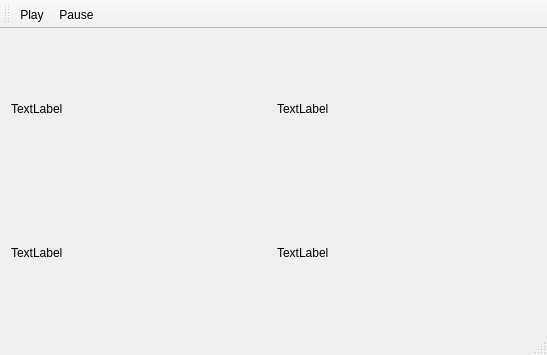
Before: the Qt Designer form LicensePlateExtractor/mainwindow.ui in dworak/licence-plate-extractor, drawn with Qt 5.
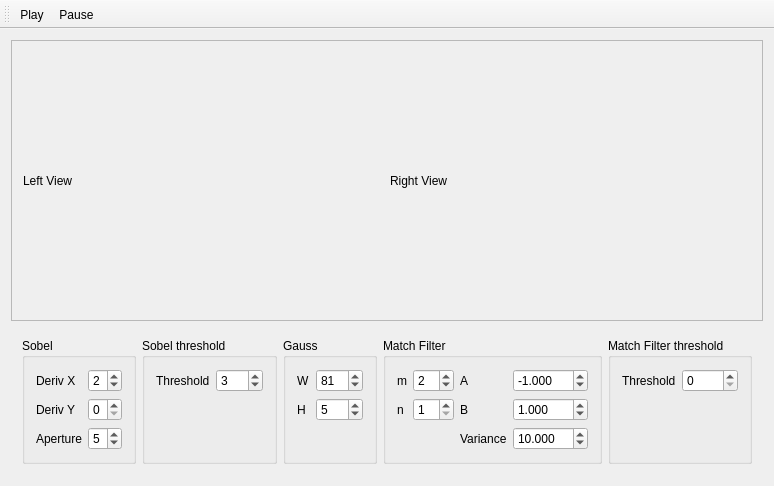
After: the same form once the commit is applied.

Commit message: "zatkano" wycieki pamięci, dodano match filter, dodano modyfikację parametrów w gui

What changed in the file:
```diff
--- a/LicensePlateExtractor/mainwindow.ui
+++ b/LicensePlateExtractor/mainwindow.ui
@@ -6,53 +6,338 @@
    <rect>
     <x>0</x>
     <y>0</y>
-    <width>547</width>
-    <height>355</height>
+    <width>591</width>
+    <height>486</height>
    </rect>
   </property>
   <property name="windowTitle">
    <string>MainWindow</string>
   </property>
   <widget class="QWidget" name="centralWidget">
-   <layout class="QHBoxLayout" name="horizontalLayout">
+   <layout class="QVBoxLayout" name="verticalLayout_2">
     <item>
-     <layout class="QHBoxLayout" name="horizontalLayout_2">
-      <item>
-       <layout class="QGridLayout" name="gridLayout">
-        <property name="spacing">
-         <number>6</number>
-        </property>
-        <item row="0" column="0">
-         <widget class="QLabel" name="label">
-          <property name="text">
-           <string>TextLabel</string>
+     <widget class="QScrollArea" name="scrollArea">
+      <property name="widgetResizable">
+       <bool>true</bool>
+      </property>
+      <widget class="QWidget" name="scrollAreaWidgetContents">
+       <property name="geometry">
+        <rect>
+         <x>0</x>
+         <y>0</y>
+         <width>571</width>
+         <height>207</height>
+        </rect>
+       </property>
+       <layout class="QHBoxLayout" name="horizontalLayout_3">
+        <item>
+         <widget class="QLabel" name="leftView">
+          <property name="contextMenuPolicy">
+           <enum>Qt::CustomContextMenu</enum>
           </property>
-         </widget>
-        </item>
-        <item row="1" column="0">
-         <widget class="QLabel" name="label_3">
           <property name="text">
-           <string>TextLabel</string>
+           <string>Left View</string>
           </property>
          </widget>
         </item>
-        <item row="1" column="1">
-         <widget class="QLabel" name="label_4">
-          <property name="text">
-           <string>TextLabel</string>
+        <item>
+         <widget class="QLabel" name="rightView">
+          <property name="contextMenuPolicy">
+           <enum>Qt::CustomContextMenu</enum>
           </property>
-         </widget>
-        </item>
-        <item row="0" column="1">
-         <widget class="QLabel" name="label_2">
           <property name="text">
-           <string>TextLabel</string>
+           <string>Right View</string>
           </property>
          </widget>
         </item>
        </layout>
-      </item>
-     </layout>
+      </widget>
+     </widget>
+    </item>
+    <item>
+     <widget class="QWidget" name="widget" native="true">
+      <layout class="QHBoxLayout" name="horizontalLayout">
+       <item>
+        <widget class="QGroupBox" name="groupBox">
+         <property name="title">
+          <string>Sobel</string>
+         </property>
+         <layout class="QFormLayout" name="formLayout_2">
+          <property name="fieldGrowthPolicy">
+           <enum>QFormLayout::AllNonFixedFieldsGrow</enum>
+          </property>
+          <item row="0" column="0">
+           <widget class="QLabel" name="label_7">
+            <property name="text">
+             <string>Deriv X</string>
+            </property>
+           </widget>
+          </item>
+          <item row="0" column="1">
+           <widget class="QSpinBox" name="sobelXorder">
+            <property name="maximum">
+             <number>4</number>
+            </property>
+            <property name="value">
+             <number>2</number>
+            </property>
+           </widget>
+          </item>
+          <item row="1" column="0">
+           <widget class="QLabel" name="label_8">
+            <property name="text">
+             <string>Deriv Y</string>
+            </property>
+           </widget>
+          </item>
+          <item row="1" column="1">
+           <widget class="QSpinBox" name="sobelYorder">
+            <property name="maximum">
+             <number>4</number>
+            </property>
+            <property name="value">
+             <number>0</number>
+            </property>
+           </widget>
+          </item>
+          <item row="2" column="0">
+           <widget class="QLabel" name="label_9">
+            <property name="text">
+             <string>Aperture</string>
+            </property>
+           </widget>
+          </item>
+          <item row="2" column="1">
+           <widget class="QSpinBox" name="sobelAperture">
+            <property name="minimum">
+             <number>1</number>
+            </property>
+            <property name="maximum">
+             <number>7</number>
+            </property>
+            <property name="singleStep">
+             <number>2</number>
+            </property>
+            <property name="value">
+             <number>5</number>
+            </property>
+           </widget>
+          </item>
+         </layout>
+        </widget>
+       </item>
+       <item>
+        <widget class="QGroupBox" name="groupBox_4">
+         <property name="title">
+          <string>Sobel threshold</string>
+         </property>
+         <layout class="QFormLayout" name="formLayout_5">
+          <item row="0" column="0">
+           <widget class="QLabel" name="label_10">
+            <property name="text">
+             <string>Threshold</string>
+            </property>
+           </widget>
+          </item>
+          <item row="0" column="1">
+           <widget class="QSpinBox" name="sobelThreshold">
+            <property name="maximum">
+             <number>255</number>
+            </property>
+            <property name="value">
+             <number>3</number>
+            </property>
+           </widget>
+          </item>
+         </layout>
+        </widget>
+       </item>
+       <item>
+        <widget class="QGroupBox" name="groupBox_2">
+         <property name="title">
+          <string>Gauss</string>
+         </property>
+         <layout class="QFormLayout" name="formLayout">
+          <property name="fieldGrowthPolicy">
+           <enum>QFormLayout::AllNonFixedFieldsGrow</enum>
+          </property>
+          <item row="0" column="0">
+           <widget class="QLabel" name="label_5">
+            <property name="text">
+             <string>W</string>
+            </property>
+           </widget>
+          </item>
+          <item row="0" column="1">
+           <widget class="QSpinBox" name="gaussW">
+            <property name="minimum">
+             <number>1</number>
+            </property>
+            <property name="maximum">
+             <number>999</number>
+            </property>
+            <property name="singleStep">
+             <number>2</number>
+            </property>
+            <property name="value">
+             <number>81</number>
+            </property>
+           </widget>
+          </item>
+          <item row="2" column="0">
+           <widget class="QLabel" name="label_6">
+            <property name="text">
+             <string>H</string>
+            </property>
+           </widget>
+          </item>
+          <item row="2" column="1">
+           <widget class="QSpinBox" name="gaussH">
+            <property name="minimum">
+             <number>1</number>
+            </property>
+            <property name="maximum">
+             <number>999</number>
+            </property>
+            <property name="singleStep">
+             <number>2</number>
+            </property>
+            <property name="value">
+             <number>5</number>
+            </property>
+           </widget>
+          </item>
+         </layout>
+        </widget>
+       </item>
+       <item>
+        <widget class="QGroupBox" name="groupBox_3">
+         <property name="title">
+          <string>Match Filter</string>
+         </property>
+         <layout class="QGridLayout" name="gridLayout">
+          <item row="0" column="3">
+           <widget class="QDoubleSpinBox" name="mfA">
+            <property name="decimals">
+             <number>3</number>
+            </property>
+            <property name="minimum">
+             <double>-100.000000000000000</double>
+            </property>
+            <property name="maximum">
+             <double>-0.001000000000000</double>
+            </property>
+            <property name="value">
+             <double>-1.000000000000000</double>
+            </property>
+           </widget>
+          </item>
+          <item row="0" column="2">
+           <widget class="QLabel" name="label_14">
+            <property name="text">
+             <string>A</string>
+            </property>
+           </widget>
+          </item>
+          <item row="0" column="0">
+           <widget class="QLabel" name="label_11">
+            <property name="text">
+             <string>m</string>
+            </property>
+           </widget>
+          </item>
+          <item row="0" column="1">
+           <widget class="QSpinBox" name="mfM">
+            <property name="minimum">
+             <number>1</number>
+            </property>
+            <property name="value">
+             <number>2</number>
+            </property>
+           </widget>
+          </item>
+          <item row="1" column="3">
+           <widget class="QDoubleSpinBox" name="mfB">
+            <property name="decimals">
+             <number>3</number>
+            </property>
+            <property name="minimum">
+             <double>0.001000000000000</double>
+            </property>
+            <property name="maximum">
+             <double>100.000000000000000</double>
+            </property>
+            <property name="value">
+             <double>1.000000000000000</double>
+            </property>
+           </widget>
+          </item>
+          <item row="1" column="2">
+           <widget class="QLabel" name="label_15">
+            <property name="text">
+             <string>B</string>
+            </property>
+           </widget>
+          </item>
+          <item row="1" column="1">
+           <widget class="QSpinBox" name="mfN">
+            <property name="minimum">
+             <number>1</number>
+            </property>
+           </widget>
+          </item>
+          <item row="1" column="0">
+           <widget class="QLabel" name="label_12">
+            <property name="text">
+             <string>n</string>
+            </property>
+           </widget>
+          </item>
+          <item row="2" column="2">
+           <widget class="QLabel" name="label_13">
+            <property name="text">
+             <string>Variance</string>
+            </property>
+           </widget>
+          </item>
+          <item row="2" column="3">
+           <widget class="QDoubleSpinBox" name="mfVariance">
+            <property name="decimals">
+             <number>3</number>
+            </property>
+            <property name="value">
+             <double>10.000000000000000</double>
+            </property>
+           </widget>
+          </item>
+         </layout>
+        </widget>
+       </item>
+       <item>
+        <widget class="QGroupBox" name="groupBox_5">
+         <property name="title">
+          <string>Match Filter threshold</string>
+         </property>
+         <layout class="QFormLayout" name="formLayout_3">
+          <item row="0" column="0">
+           <widget class="QLabel" name="label_16">
+            <property name="text">
+             <string>Threshold</string>
+            </property>
+           </widget>
+          </item>
+          <item row="0" column="1">
+           <widget class="QSpinBox" name="mfThreshold">
+            <property name="maximum">
+             <number>255</number>
+            </property>
+           </widget>
+          </item>
+         </layout>
+        </widget>
+       </item>
+      </layout>
+     </widget>
     </item>
    </layout>
   </widget>
@@ -76,7 +361,6 @@
    <addaction name="actionPlay"/>
    <addaction name="actionPause"/>
   </widget>
-  <widget class="QStatusBar" name="statusBar"/>
   <action name="actionPlay">
    <property name="text">
     <string>Play</string>
```
Left out of the diff: 4 changed lines with no effect on the pictures. The commit also changes 6 other files.
